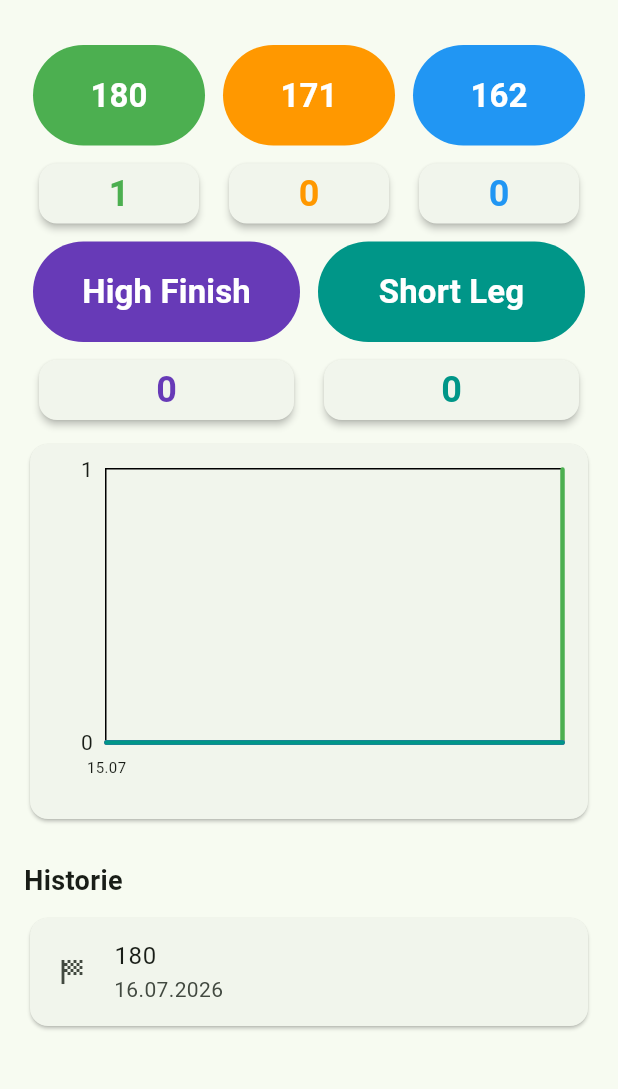
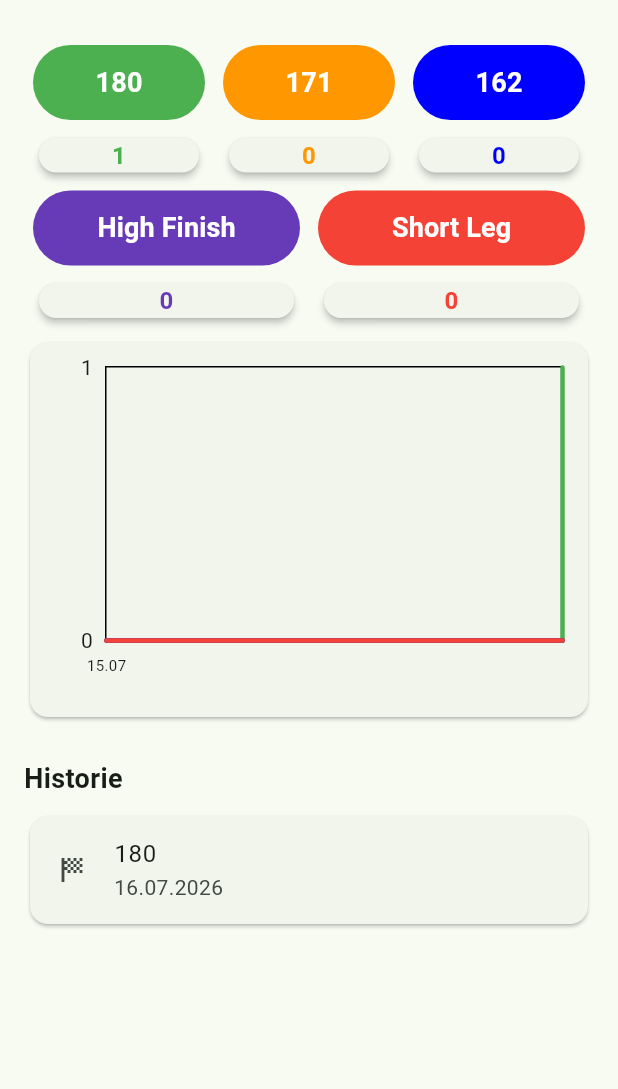
Before and after one commit to mammut1919/dart_tracker, a Flutter app: the screen it shows after launch, after a tap on "180", on a phone screen of 412 x 824 dp, the part 63-1152 px from its top. Run offline on Flutter 3.47's test engine with Material 3 defaults, Android fonts, the phone set to English and light mode, and no system bars; drawn by our look-alikes of fl_chart; our stand-ins replace drift, file_picker, shared_preferences; missing offline and left inert: flutter_file_dialog; accounts and stored records are empty; generated files the repository leaves out were written again.

Commit message:
Adjusting app colors

```diff
--- a/lib/home_page.dart
+++ b/lib/home_page.dart
@@ -508,7 +508,7 @@ class _HomePageState extends State<HomePage> {
                     background: Container(
                       alignment: Alignment.centerRight,
                       padding: const EdgeInsets.only(right: 24),
-                      color: Colors.red,
+                      color: AppColors.delete,
                       child: const Icon(
                         Icons.delete,
                         color: Colors.white,
--- a/lib/main.dart
+++ b/lib/main.dart
@@ -3,6 +3,7 @@ import 'package:flutter/material.dart';
 import 'home_page.dart';
 import 'settings/app_settings.dart';
 import 'settings/settings_repository.dart';
+import 'theme/app_colors.dart';
 
 Future<void> main() async {
   WidgetsFlutterBinding.ensureInitialized();
@@ -33,7 +34,7 @@ class DartTrackerApp extends StatelessWidget {
       title: 'Dart Tracker',
       theme: ThemeData(
         useMaterial3: true,
-        colorSchemeSeed: Colors.green,
+        colorSchemeSeed: AppColors.primary,
       ),
       home: HomePage(
         settings: settings,
--- a/lib/models/default_scores.dart
+++ b/lib/models/default_scores.dart
@@ -1,18 +1,17 @@
-import 'package:flutter/material.dart';
-
 import 'score_definition.dart';
+import '../theme/app_colors.dart';
 
 const defaultScores = [
   ScoreDefinition(
     score: 180,
-    color: Colors.green,
+    color: AppColors.score180,
   ),
   ScoreDefinition(
     score: 171,
-    color: Colors.orange,
+    color: AppColors.score171,
   ),
   ScoreDefinition(
     score: 162,
-    color: Colors.blue,
+    color: AppColors.score162,
   ),
 ];
--- a/lib/theme/app_colors.dart
+++ b/lib/theme/app_colors.dart
@@ -3,6 +3,19 @@ import 'package:flutter/material.dart';
 class AppColors {
   const AppColors._();
 
+  // Theme
+  static const primary = Colors.green;
+
+  // Scores
+  static const score180 = Colors.green;
+  static const score171 = Colors.orange;
+  static const score162 = Color(0xFF0000FF);
+
+  // Achievements
   static const highFinish = Colors.deepPurple;
-  static const shortLeg = Colors.teal;
+  static const shortLeg = Colors.red;
+
+  // UI
+  static const delete = Colors.red;
+  static const tooltipBackground = Color(0xFFF5F5F5);
 }
--- a/lib/widgets/entry_summary_card.dart
+++ b/lib/widgets/entry_summary_card.dart
@@ -18,7 +18,7 @@ class EntrySummaryCard extends StatelessWidget {
       elevation: 2,
       child: Padding(
         padding: const EdgeInsets.symmetric(
-          vertical: 4,
+          vertical: 1,
           horizontal: 8,
         ),
         child: Column(
@@ -27,6 +27,7 @@ class EntrySummaryCard extends StatelessWidget {
             '$count',
             style: Theme.of(context).textTheme.headlineSmall?.copyWith(
                 fontWeight: FontWeight.bold,
+                fontSize: 16,
                 color: color,
               ),
             ),
--- a/lib/widgets/score_button.dart
+++ b/lib/widgets/score_button.dart
@@ -18,13 +18,13 @@ class EntryButton extends StatelessWidget {
       style: FilledButton.styleFrom(
         backgroundColor: color,
         foregroundColor: Colors.white,
-        padding: const EdgeInsets.symmetric(vertical: 18),
+        padding: const EdgeInsets.symmetric(vertical: 12),
       ),
       onPressed: onPressed,
       child: Text(
         label,
         style: const TextStyle(
-          fontSize: 22,
+          fontSize: 18,
           fontWeight: FontWeight.bold,
         ),
       ),
--- a/lib/widgets/score_chart.dart
+++ b/lib/widgets/score_chart.dart
@@ -139,7 +139,7 @@ class ScoreChart extends StatelessWidget {
       lineTouchData: LineTouchData(
         enabled: true,
         touchTooltipData: LineTouchTooltipData(
-          getTooltipColor: (_) => Colors.grey.shade100,
+          getTooltipColor: (_) => AppColors.tooltipBackground,
           getTooltipItems: (touchedSpots) {
             return touchedSpots.map((spot) {
               final currentSeries = series[spot.barIndex];
```
